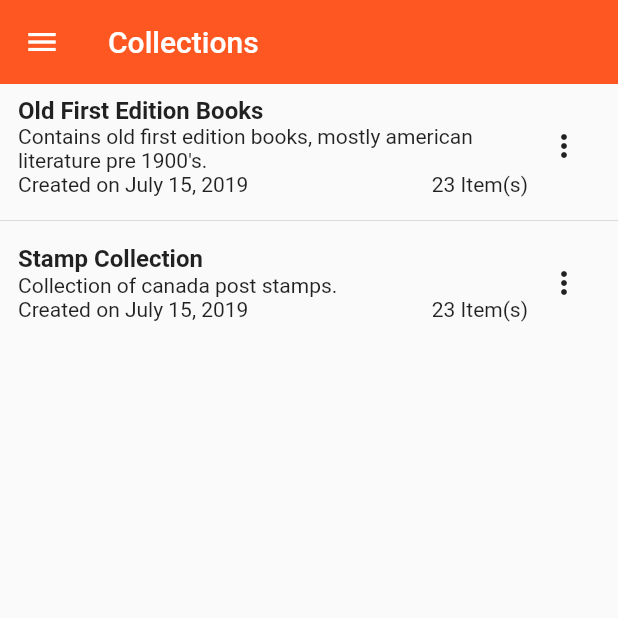
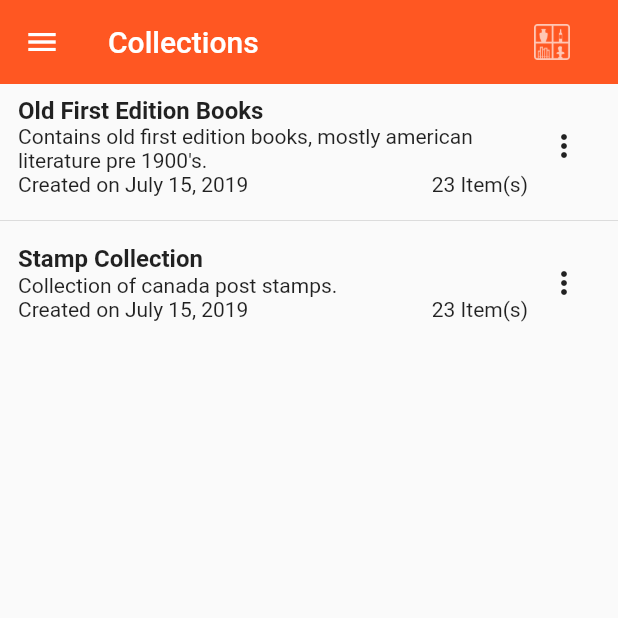
Before and after one commit to capainter8/DigitalCollectionApp, a Flutter app: the screen it shows after launch, on a phone screen of 412 x 824 dp, the top half of it. Run offline on Flutter 3.47's test engine with Material 2 defaults, Android fonts, the phone set to English and light mode, and no system bars.

Commit message:
Added new icon

```diff
--- a/lib/screens/collection_management/CollectionManagementScreen.dart
+++ b/lib/screens/collection_management/CollectionManagementScreen.dart
@@ -15,7 +15,19 @@ class _CollectionManagementScreen extends State<CollectionManagementScreen> {
     return Scaffold(
       appBar: AppBar(
         elevation: 0.0,
-        title: Text("Collections"),
+        title: Row(
+          mainAxisAlignment: MainAxisAlignment.spaceBetween,
+          children: [
+            Text("Collections"),
+            Padding(
+              padding: const EdgeInsets.only(right: 16),
+              child: ImageIcon(
+                AssetImage('assets/images/icon.png'),
+                color: Color(0xAAFFFFFF)
+              ),
+            )
+          ],
+        )
       ),
       drawer: Drawer(),
       body: CollectionListView(),
```
Also changed, not shown: pubspec.yaml (+2 -35 lines), assets/images/icon.png (added).
